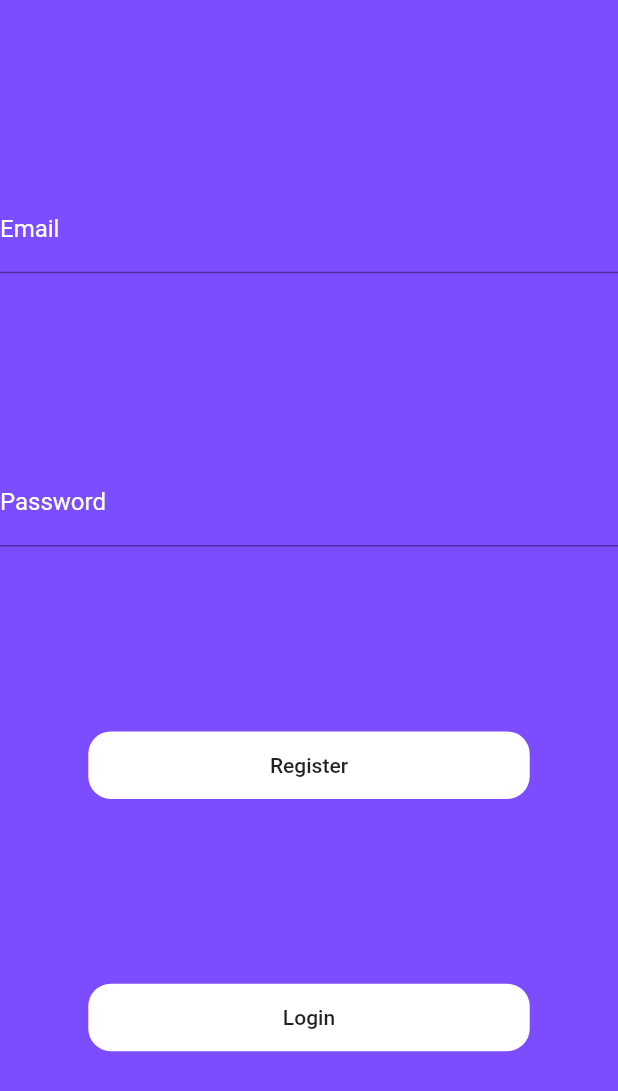
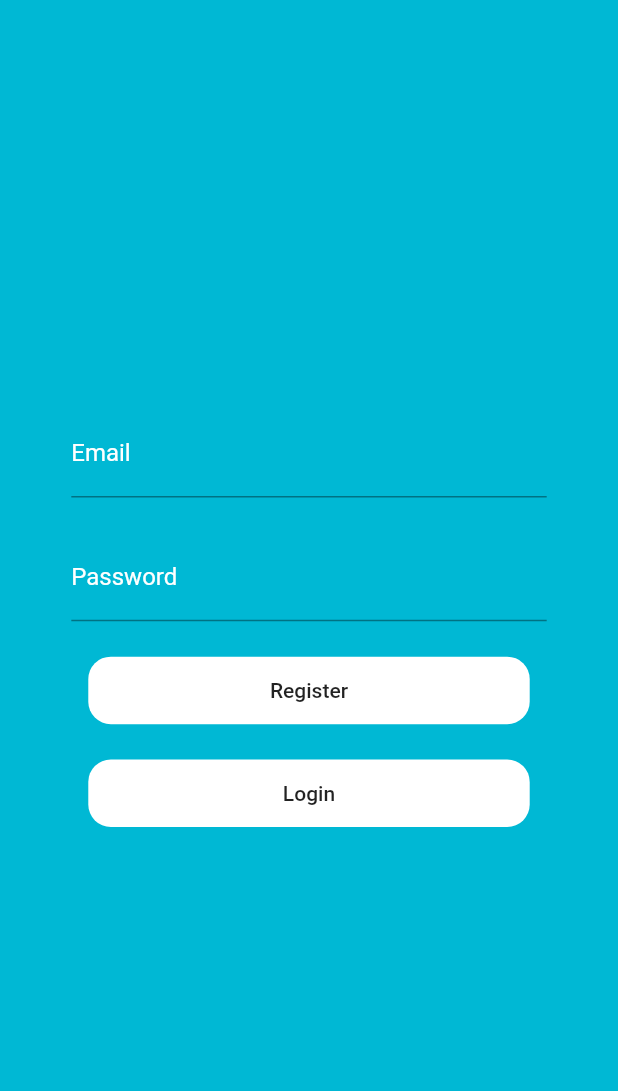
Before and after one commit to chairielazizi/crypto-wallet, a Flutter app: the screen it shows after launch, on a phone screen of 412 x 824 dp. Shown: the top 1091 px of the screen. Run offline on Flutter 3.47's test engine with Material 2 defaults, Android fonts, the phone set to English and light mode, and no system bars; our stand-ins replace cloud_firestore, firebase_auth, firebase_core; accounts and stored records are empty.

Commit message:
clean up the authentication page a bit

```diff
--- a/lib/ui/authentication.dart
+++ b/lib/ui/authentication.dart
@@ -21,12 +21,15 @@ class _AuthenticationState extends State<Authentication> {
         width: MediaQuery.of(context).size.width,
         height: MediaQuery.of(context).size.height,
         decoration: BoxDecoration(
-          color: Colors.deepPurpleAccent,
+          color: Color(0xFF00B8D4),
         ),
         child: Column(
-          mainAxisAlignment: MainAxisAlignment.spaceEvenly,
+          mainAxisAlignment: MainAxisAlignment.center,
           children: [
-            TextFormField(
+            Container(
+              width: MediaQuery.of(context).size.width / 1.3,
+              child: TextFormField(
+                style: TextStyle(color: Colors.white),
                 controller: emailField,
                 decoration: InputDecoration(
                   hintText: "sifulan@email.com",
@@ -39,7 +42,14 @@ class _AuthenticationState extends State<Authentication> {
                   ),
                 ),
               ),
-            TextFormField(
+            ),
+            SizedBox(
+              height: MediaQuery.of(context).size.height / 35,
+            ),
+            Container(
+              width: MediaQuery.of(context).size.width / 1.3,
+              child: TextFormField(
+                style: TextStyle(color: Colors.white),
                 controller: passwordField,
                 obscureText: true,
                 decoration: InputDecoration(
@@ -52,6 +62,10 @@ class _AuthenticationState extends State<Authentication> {
                     color: Colors.white,
                   ),
                 ),
+              ),
+            ),
+            SizedBox(
+              height: MediaQuery.of(context).size.height / 35,
             ),
             Container(
               width: MediaQuery.of(context).size.width / 1.4,
@@ -76,6 +90,9 @@ class _AuthenticationState extends State<Authentication> {
                 },
                 child: Text("Register"),
               ),
+            ),
+            SizedBox(
+              height: MediaQuery.of(context).size.height / 35,
             ),
             Container(
               width: MediaQuery.of(context).size.width / 1.4,
```
Lines whose indentation alone changed are shown as unchanged.
